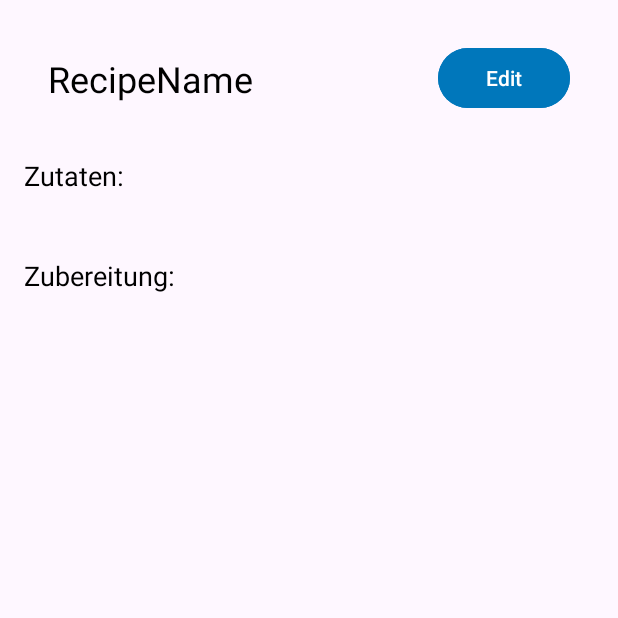
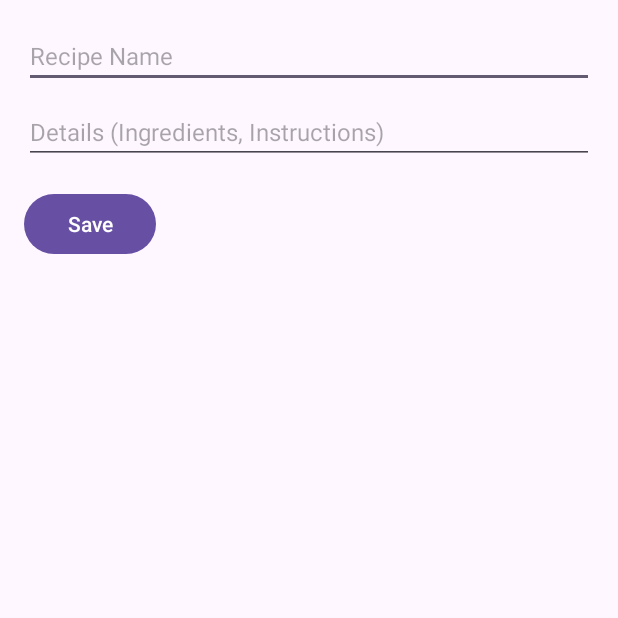
Before and after one commit to KevinSappl/RecipeGenerator, an Android app built with Jetpack Compose: the RecipeDetailActivity screen opened directly, with no data from a screen before it, after a tap on "Edit", on a phone screen of 412 x 824 dp, the top half of it. Run offline under Robolectric (Android 15) with nearby library versions, the light colour scheme and no system bars.

Commit message:
Editing recipes feature was implemented

```diff
--- a/app/src/main/AndroidManifest.xml
+++ b/app/src/main/AndroidManifest.xml
@@ -53,6 +53,8 @@
         <activity
             android:name=".RecipeDetailActivity"
             android:exported="true" />
+        <activity android:name=".EditRecipeActivity"
+            android:exported="true"/>
     </application>
 
 </manifest>
--- /dev/null
+++ b/app/src/main/java/com/example/recipegenerator/EditRecipeActivity.kt
@@ -0,0 +1,70 @@
+package com.example.recipegenerator
+
+import android.os.Bundle
+import android.widget.Button
+import android.widget.EditText
+import androidx.appcompat.app.AppCompatActivity
+import com.example.recipegenerator.recipeDB.Recipe
+import com.example.recipegenerator.recipeDB.RecipeDB
+import kotlinx.coroutines.CoroutineScope
+import kotlinx.coroutines.Dispatchers
+import kotlinx.coroutines.launch
+import kotlinx.coroutines.withContext
+
+class EditRecipeActivity : AppCompatActivity() {
+
+    private lateinit var editRecipeName: EditText
+    private lateinit var editDetails: EditText
+    private lateinit var btnSave: Button
+    private val coroutineScope = CoroutineScope(Dispatchers.Main)
+    private var currentRecipe: Recipe? = null
+
+    override fun onCreate(savedInstanceState: Bundle?) {
+        super.onCreate(savedInstanceState)
+        setContentView(R.layout.activity_edit_recipe)
+
+        editRecipeName = findViewById(R.id.editRecipeName)
+        editDetails = findViewById(R.id.editDetails)
+        btnSave = findViewById(R.id.btnSave)
+
+        val recipeId = intent.getIntExtra("recipe_id", -1)
+        if (recipeId != -1) {
+            loadRecipe(recipeId)
+        }
+
+        btnSave.setOnClickListener {
+            saveRecipe()
+        }
+    }
+
+    private fun loadRecipe(recipeId: Int) {
+        coroutineScope.launch {
+            val recipe = withContext(Dispatchers.IO) {
+                RecipeDB.getDatabase(this@EditRecipeActivity).recipeDao().getById(recipeId)
+            }
+            currentRecipe = recipe
+            updateUI(recipe)
+        }
+    }
+
+    private fun updateUI(recipe: Recipe?) {
+        recipe?.let {
+            editRecipeName.setText(it.name)
+            editDetails.setText(it.details)
+        }
+    }
+
+    private fun saveRecipe() {
+        val recipe = currentRecipe ?: return
+
+        recipe.name = editRecipeName.text.toString()
+        recipe.details = editDetails.text.toString()
+
+        coroutineScope.launch {
+            withContext(Dispatchers.IO) {
+                RecipeDB.getDatabase(this@EditRecipeActivity).recipeDao().update(recipe)
+            }
+            finish()  // close after saving
+        }
+    }
+}
--- a/app/src/main/java/com/example/recipegenerator/RecipeDetailActivity.kt
+++ b/app/src/main/java/com/example/recipegenerator/RecipeDetailActivity.kt
@@ -1,5 +1,6 @@
 package com.example.recipegenerator
 
+import android.content.Intent
 import android.os.Bundle
 import android.widget.Button
 import android.widget.TextView
@@ -18,6 +19,7 @@ class RecipeDetailActivity : AppCompatActivity() {
     private lateinit var instructionsView: TextView
     private lateinit var btnEditRecipe: Button
     private val coroutineScope = CoroutineScope(Dispatchers.Main)
+    private var currentRecipeId: Int = -1
 
     override fun onCreate(savedInstanceState: Bundle?) {
         super.onCreate(savedInstanceState)
@@ -28,13 +30,17 @@ class RecipeDetailActivity : AppCompatActivity() {
         instructionsView = findViewById(R.id.instructions)
         btnEditRecipe = findViewById(R.id.btnEditRecipe)
 
-        val recipeId = intent.getIntExtra("recipe_id", -1)
-        if (recipeId != -1) {
-            loadRecipe(recipeId)
+
+        currentRecipeId = intent.getIntExtra("recipe_id", -1)
+        if (currentRecipeId != -1) {
+            loadRecipe(currentRecipeId)
         }
 
         btnEditRecipe.setOnClickListener {
-            //TODO: Edit recipe e.g. through pop-up window
+            val intent = Intent(this, EditRecipeActivity::class.java).apply {
+                putExtra("recipe_id", currentRecipeId)
+            }
+            startActivity(intent)
         }
     }
 
@@ -53,4 +59,6 @@ class RecipeDetailActivity : AppCompatActivity() {
             instructionsView.text = it.details
         }
     }
+
+
 }
--- /dev/null
+++ b/app/src/main/res/layout/activity_edit_recipe.xml
@@ -0,0 +1,30 @@
+<?xml version="1.0" encoding="utf-8"?>
+<LinearLayout xmlns:android="http://schemas.android.com/apk/res/android"
+    android:layout_width="match_parent"
+    android:layout_height="wrap_content"
+    android:orientation="vertical"
+    android:padding="16dp">
+
+    <EditText
+        android:id="@+id/editRecipeName"
+        android:layout_width="match_parent"
+        android:layout_height="wrap_content"
+        android:hint="Recipe Name"
+        android:textSize="16sp" />
+
+    <EditText
+        android:id="@+id/editDetails"
+        android:layout_width="match_parent"
+        android:layout_height="wrap_content"
+        android:hint="Details (Ingredients, Instructions)"
+        android:textSize="16sp"
+        android:layout_marginTop="8dp" />
+
+    <Button
+        android:id="@+id/btnSave"
+        android:layout_width="wrap_content"
+        android:layout_height="wrap_content"
+        android:text="Save"
+        android:layout_marginTop="16dp" />
+
+</LinearLayout>
```
Also changed, not shown: app/src/main/java/com/example/recipegenerator/MainMenuActivity.kt (+20 -5 lines).
